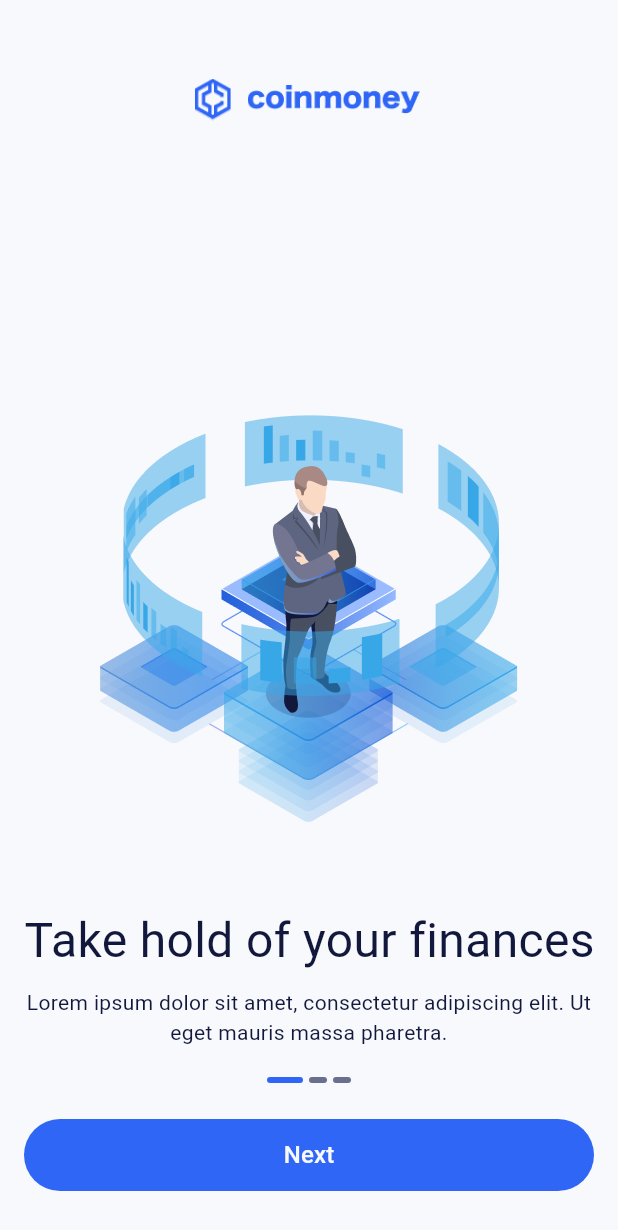
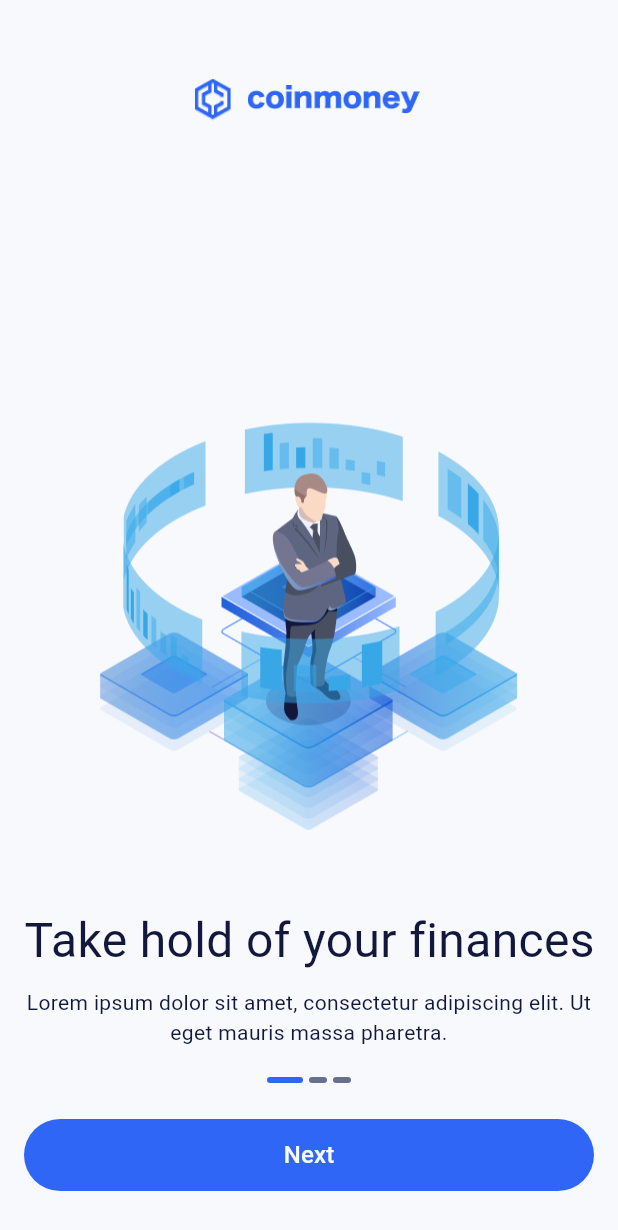
Before and after one commit to bai-93/binanceApp, a Flutter app: the screen it shows after launch, on a phone screen of 412 x 824 dp. Shown: the top 1230 px of the screen. Run offline on Flutter 3.47's test engine with Material 3 defaults, Android fonts, the light colour scheme and no system bars; our stand-ins replace adaptive_theme, bloc, dio, equatable, flutter_bloc, get_it and 5 more; generated files the repository leaves out were written again.

Commit message:
removed not need code

```diff
--- a/lib/presentation/pages/onboarding/onboarding.dart
+++ b/lib/presentation/pages/onboarding/onboarding.dart
@@ -1,5 +1,4 @@
 import 'package:flutter/material.dart';
-import 'package:go_router/go_router.dart';
 import 'package:sheker/presentation/pages/onboarding/onboarding_description.dart';
 import 'package:sheker/utilities/app_colors.dart';
 
@@ -62,7 +61,6 @@ class _OnboardingState extends State<Onboarding>
   @override
   Widget build(BuildContext context) {
     return Scaffold(
-      // backgroundColor: AppColors.onboardingPrimary,
       body: Stack(children: [
         Column(
           children: [OnboardingDescription()],
@@ -101,7 +99,6 @@ class _OnboardingState extends State<Onboarding>
               ],
             ),
           ),
-
         ),
       ]),
     );
--- a/lib/presentation/pages/onboarding/onboarding_center_info.dart
+++ b/lib/presentation/pages/onboarding/onboarding_center_info.dart
@@ -24,11 +24,10 @@ class OnboardingImageTitle extends StatelessWidget {
   Widget build(BuildContext context) {
     return Stack(alignment: Alignment.bottomCenter, children: [
       Padding(
-        padding: const EdgeInsets.only(bottom: 25.0),
+        padding: const EdgeInsets.only(bottom: 20.0),
         child: AspectRatio(
           aspectRatio: 2.0 / 3.0,
           child: AnimatedSwitcher(
-            // key: UniqueKey(),
             duration: const Duration(milliseconds: 200),
             child: Image.asset(
               'lib/images/onboarding/${imagesName[indexItem]}',
```
